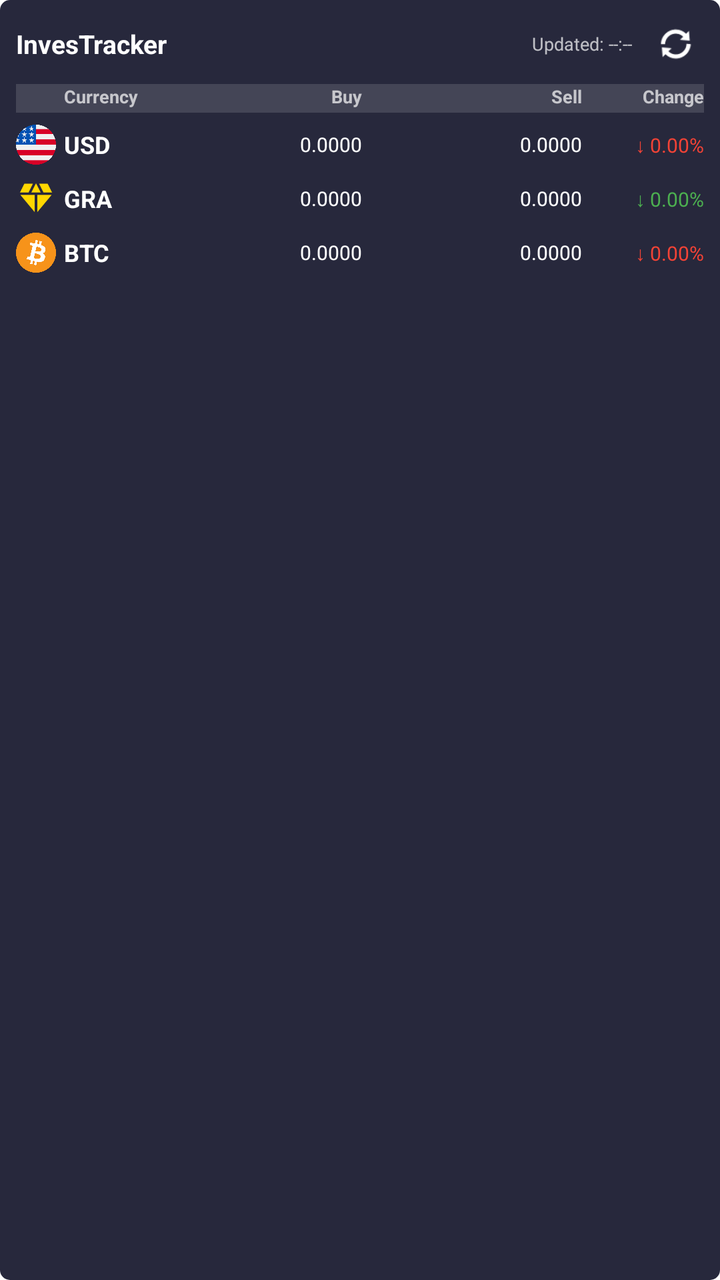
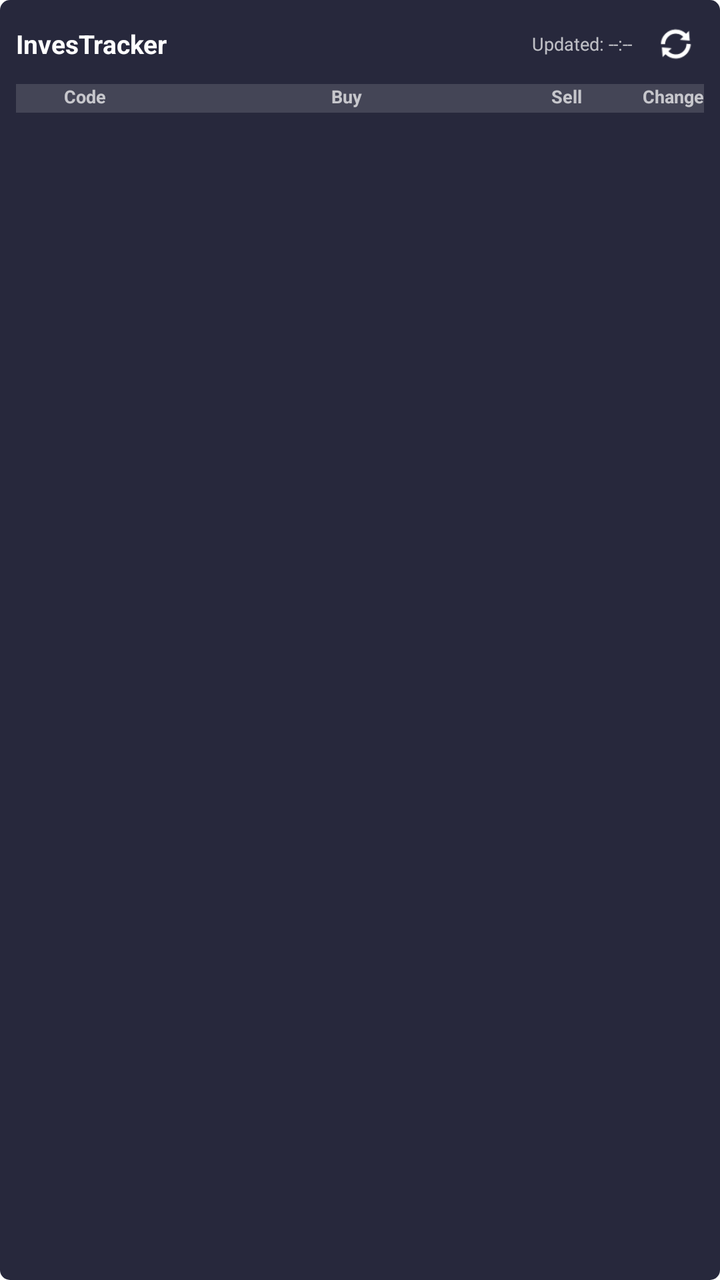

The first picture is an Android layout as it rendered before a commit; the second is the same layout after the commit. The layout source and the unified diff follow.
<!-- AndroidManifest.xml: fallback theme Theme.MaterialComponents.DayNight.NoActionBar -->
<!-- res/layout/home_widget.xml -->
<?xml version="1.0" encoding="utf-8"?>
<LinearLayout xmlns:android="http://schemas.android.com/apk/res/android"
    android:layout_width="match_parent"
    android:layout_height="match_parent"
    android:orientation="vertical"
    android:padding="8dp"
    android:background="@drawable/app_widget_background">

    
    <LinearLayout
        android:layout_width="match_parent"
        android:layout_height="wrap_content"
        android:orientation="horizontal"
        android:layout_marginBottom="6dp"
        android:gravity="center_vertical">

        <TextView
            android:id="@+id/widget_title"
            android:layout_width="0dp"
            android:layout_height="wrap_content"
            android:layout_weight="1"
            android:text="InvesTracker"
            android:textSize="13sp"
            android:textStyle="bold"
            android:textColor="#FFFFFF" />

        <TextView
            android:id="@+id/widget_update_time"
            android:layout_width="wrap_content"
            android:layout_height="wrap_content"
            android:text="Updated: --:--"
            android:textSize="9sp"
            android:textColor="#B3FFFFFF"
            android:layout_marginEnd="8dp" />

        
        <ImageButton
            android:id="@+id/refresh_button"
            android:layout_width="28dp"
            android:layout_height="28dp"
            android:src="@android:drawable/ic_popup_sync"
            android:background="?android:attr/selectableItemBackgroundBorderless"
            android:contentDescription="Refresh"
            android:scaleType="fitCenter"
            android:padding="4dp"
            android:tint="#FFFFFF" />
    </LinearLayout>

    
    <LinearLayout
        android:id="@+id/column_headers"
        android:layout_width="match_parent"
        android:layout_height="wrap_content"
        android:orientation="horizontal"
        android:layout_marginBottom="4dp"
        android:paddingBottom="2dp"
        android:background="#22FFFFFF">

        <TextView
            android:layout_width="24dp"
            android:layout_height="wrap_content"
            android:text=""
            android:textSize="8sp" />

        <TextView
            android:layout_width="45dp"
            android:layout_height="wrap_content"
            android:text="Currency"
            android:textSize="9sp"
            android:textColor="#B3FFFFFF"
            android:textStyle="bold" />

        <TextView
            android:layout_width="0dp"
            android:layout_weight="1"
            android:layout_height="wrap_content"
            android:text="Buy"
            android:textSize="9sp"
            android:textColor="#B3FFFFFF"
            android:textStyle="bold"
            android:gravity="end" />

        <TextView
            android:layout_width="0dp"
            android:layout_weight="1"
            android:layout_height="wrap_content"
            android:text="Sell"
            android:textSize="9sp"
            android:textColor="#B3FFFFFF"
            android:textStyle="bold"
            android:gravity="end"
            android:layout_marginStart="6dp" />

        <TextView
            android:layout_width="55dp"
            android:layout_height="wrap_content"
            android:text="Change"
            android:textSize="9sp"
            android:textColor="#B3FFFFFF"
            android:textStyle="bold"
            android:gravity="end"
            android:layout_marginStart="6dp" />
    </LinearLayout>

    
    <LinearLayout
        android:id="@+id/currency_container"
        android:layout_width="match_parent"
        android:layout_height="wrap_content"
        android:orientation="vertical" >

        
        <LinearLayout
            android:id="@+id/item_2_container"
            android:layout_width="match_parent"
            android:layout_height="wrap_content"
            android:orientation="horizontal"
            android:layout_marginBottom="3dp"
            android:paddingVertical="2dp"
            android:gravity="center_vertical">

            <ImageView
                android:id="@+id/item_2_icon"
                android:src="@drawable/flag_usd"
                android:layout_width="20dp"
                android:layout_height="20dp"
                android:scaleType="fitCenter"
                android:layout_marginEnd="4dp"
                android:contentDescription="Icon" />

            <TextView
                android:id="@+id/item_2_code"
                android:layout_width="45dp"
                android:layout_height="wrap_content"
                android:text="USD"
                android:textSize="12sp"
                android:textColor="#FFFFFF"
                android:textStyle="bold" />

            <TextView
                android:id="@+id/item_2_buying"
                android:layout_width="0dp"
                android:layout_weight="1"
                android:layout_height="wrap_content"
                android:text="0.0000"
                android:textSize="10sp"
                android:textColor="#FFFFFF"
                android:gravity="end" />

            <TextView
                android:id="@+id/item_2_selling"
                android:layout_width="0dp"
                android:layout_weight="1"
                android:layout_height="wrap_content"
                android:text="0.0000"
                android:textSize="10sp"
                android:textColor="#FFFFFF"
                android:gravity="end"
                android:layout_marginStart="6dp" />

            <TextView
                android:id="@+id/item_2_change"
                android:layout_width="55dp"
                android:layout_height="wrap_content"
                android:text="↓ 0.00%"
                android:textSize="10sp"
                android:textColor="#F44336"
                android:gravity="end"
                android:layout_marginStart="6dp" />
        </LinearLayout>
    </LinearLayout>


        
    <TextView
        android:id="@+id/divider_1"
        android:layout_width="match_parent"
        android:layout_height="1dp"
        android:background="#33FFFFFF"
        android:layout_marginTop="2dp"
        android:layout_marginBottom="8dp"
        android:visibility="gone" />

    
    <LinearLayout
        android:id="@+id/gold_container"
        android:layout_width="match_parent"
        android:layout_height="wrap_content"
        android:orientation="vertical">

        
        <LinearLayout
            android:layout_width="match_parent"
            android:layout_height="wrap_content"
            android:orientation="horizontal"
            android:layout_marginBottom="3dp"
            android:paddingVertical="2dp"
            android:gravity="center_vertical">

            <ImageView
                android:id="@+id/item_1_icon"
                android:src="@drawable/gold"
                android:layout_width="20dp"
                android:layout_height="20dp"
                android:scaleType="fitCenter"
                android:layout_marginEnd="4dp"
                android:contentDescription="Icon" />

            <TextView
                android:id="@+id/item_1_code"
                android:layout_width="45dp"
                android:layout_height="wrap_content"
                android:text="GRA"
                android:textSize="12sp"
                android:textColor="#FFFFFF"
                android:textStyle="bold" />

            <TextView
                android:id="@+id/item_1_buying"
                android:layout_width="0dp"
                android:layout_weight="1"
                android:layout_height="wrap_content"
                android:text="0.0000"
                android:textSize="10sp"
                android:textColor="#FFFFFF"
                android:gravity="end" />

            <TextView
                android:id="@+id/item_1_selling"
                android:layout_width="0dp"
                android:layout_weight="1"
                android:layout_height="wrap_content"
                android:text="0.0000"
                android:textSize="10sp"
                android:textColor="#FFFFFF"
                android:gravity="end"
                android:layout_marginStart="6dp" />

            <TextView
                android:id="@+id/item_1_change"
                android:layout_width="55dp"
                android:layout_height="wrap_content"
                android:text="↓ 0.00%"
                android:textSize="10sp"
                android:textColor="#4CAF50"
                android:gravity="end"
                android:layout_marginStart="6dp" />
        </LinearLayout>
    </LinearLayout>

    
    <TextView
        android:id="@+id/divider_2"
        android:layout_width="match_parent"
        android:layout_height="1dp"
        android:background="#33FFFFFF"
        android:layout_marginTop="2dp"
        android:layout_marginBottom="8dp"
        android:visibility="gone" />

    
    <LinearLayout
        android:id="@+id/crypto_container"
        android:layout_width="match_parent"
        android:layout_height="wrap_content"
        android:orientation="vertical">
        
        <LinearLayout
            android:layout_width="match_parent"
            android:layout_height="wrap_content"
            android:orientation="horizontal"
            android:layout_marginBottom="3dp"
            android:paddingVertical="2dp"
            android:gravity="center_vertical">

            <ImageView
                android:id="@+id/item_3_icon"
                android:src="@drawable/crypto_btc"
                android:layout_width="20dp"
                android:layout_height="20dp"
                android:scaleType="fitCenter"
                android:layout_marginEnd="4dp"
                android:contentDescription="Icon" />

            <TextView
                android:id="@+id/item_3_code"
                android:layout_width="45dp"
                android:layout_height="wrap_content"
                android:text="BTC"
                android:textSize="12sp"
                android:textColor="#FFFFFF"
                android:textStyle="bold" />

            <TextView
                android:id="@+id/item_3_buying"
                android:layout_width="0dp"
                android:layout_weight="1"
                android:layout_height="wrap_content"
                android:text="0.0000"
                android:textSize="10sp"
                android:textColor="#FFFFFF"
                android:gravity="end" />

            <TextView
                android:id="@+id/item_3_selling"
                android:layout_width="0dp"
                android:layout_weight="1"
                android:layout_height="wrap_content"
                android:text="0.0000"
                android:textSize="10sp"
                android:textColor="#FFFFFF"
                android:gravity="end"
                android:layout_marginStart="6dp" />

            <TextView
                android:id="@+id/item_3_change"
                android:layout_width="55dp"
                android:layout_height="wrap_content"
                android:text="↓ 0.00%"
                android:textSize="10sp"
                android:textColor="#F44336"
                android:gravity="end"
                android:layout_marginStart="6dp" />
        </LinearLayout>
    </LinearLayout>

</LinearLayout>
<!-- resources referenced by this layout -->
<resources>
  <!-- drawable app_widget_background (drawable-v21) -->
  <?xml version="1.0" encoding="utf-8"?>
  <shape xmlns:android="http://schemas.android.com/apk/res/android"
      android:shape="rectangle">
      <solid
          android:color="#27283C" />
      <corners android:radius="5dp" />
  </shape>
  <!-- drawable crypto_btc: png bitmap (drawable, 42715 bytes) -->
  <!-- drawable flag_usd: png bitmap (drawable, 40373 bytes) -->
  <!-- drawable gold: png bitmap (drawable, 41179 bytes) -->
</resources>

<!-- the commit's change to res/layout/home_widget.xml (unified diff, before → after) -->
@@ -63,14 +63,16 @@
             android:textSize="8sp" />
 
         <TextView
+            android:id="@+id/header_code"
             android:layout_width="45dp"
             android:layout_height="wrap_content"
-            android:text="Currency"
+            android:text="Code"
             android:textSize="9sp"
             android:textColor="#B3FFFFFF"
             android:textStyle="bold" />
 
         <TextView
+            android:id="@+id/header_buy"
             android:layout_width="0dp"
             android:layout_weight="1"
             android:layout_height="wrap_content"
@@ -81,6 +83,7 @@
             android:gravity="end" />
 
         <TextView
+            android:id="@+id/header_sell"
             android:layout_width="0dp"
             android:layout_weight="1"
             android:layout_height="wrap_content"
@@ -92,6 +95,7 @@
             android:layout_marginStart="6dp" />
 
         <TextView
+            android:id="@+id/header_change"
             android:layout_width="55dp"
             android:layout_height="wrap_content"
             android:text="Change"
@@ -107,71 +111,9 @@
         android:id="@+id/currency_container"
         android:layout_width="match_parent"
         android:layout_height="wrap_content"
-        android:orientation="vertical" >
+        android:orientation="vertical" />
 
-        
-        <LinearLayout
-            android:id="@+id/item_2_container"
-            android:layout_width="match_parent"
-            android:layout_height="wrap_content"
-            android:orientation="horizontal"
-            android:layout_marginBottom="3dp"
-            android:paddingVertical="2dp"
-            android:gravity="center_vertical">
-
-            <ImageView
-                android:id="@+id/item_2_icon"
-                android:src="@drawable/flag_usd"
-                android:layout_width="20dp"
-                android:layout_height="20dp"
-                android:scaleType="fitCenter"
-                android:layout_marginEnd="4dp"
-                android:contentDescription="Icon" />
-
-            <TextView
-                android:id="@+id/item_2_code"
-                android:layout_width="45dp"
-                android:layout_height="wrap_content"
-                android:text="USD"
-                android:textSize="12sp"
-                android:textColor="#FFFFFF"
-                android:textStyle="bold" />
-
-            <TextView
-                android:id="@+id/item_2_buying"
-                android:layout_width="0dp"
-                android:layout_weight="1"
-                android:layout_height="wrap_content"
-                android:text="0.0000"
-                android:textSize="10sp"
-                android:textColor="#FFFFFF"
-                android:gravity="end" />
-
-            <TextView
-                android:id="@+id/item_2_selling"
-                android:layout_width="0dp"
-                android:layout_weight="1"
-                android:layout_height="wrap_content"
-                android:text="0.0000"
-                android:textSize="10sp"
-                android:textColor="#FFFFFF"
-                android:gravity="end"
-                android:layout_marginStart="6dp" />
-
-            <TextView
-                android:id="@+id/item_2_change"
-                android:layout_width="55dp"
-                android:layout_height="wrap_content"
-                android:text="↓ 0.00%"
-                android:textSize="10sp"
-                android:textColor="#F44336"
-                android:gravity="end"
-                android:layout_marginStart="6dp" />
-        </LinearLayout>
-    </LinearLayout>
-
-
-        
+    
     <TextView
         android:id="@+id/divider_1"
         android:layout_width="match_parent"
@@ -186,67 +128,7 @@
         android:id="@+id/gold_container"
         android:layout_width="match_parent"
         android:layout_height="wrap_content"
-        android:orientation="vertical">
-
-        
-        <LinearLayout
-            android:layout_width="match_parent"
-            android:layout_height="wrap_content"
-            android:orientation="horizontal"
-            android:layout_marginBottom="3dp"
-            android:paddingVertical="2dp"
-            android:gravity="center_vertical">
-
-            <ImageView
-                android:id="@+id/item_1_icon"
-                android:src="@drawable/gold"
-                android:layout_width="20dp"
-                android:layout_height="20dp"
-                android:scaleType="fitCenter"
-                android:layout_marginEnd="4dp"
-                android:contentDescription="Icon" />
-
-            <TextView
-                android:id="@+id/item_1_code"
-                android:layout_width="45dp"
-                android:layout_height="wrap_content"
-                android:text="GRA"
-                android:textSize="12sp"
-                android:textColor="#FFFFFF"
-                android:textStyle="bold" />
-
-            <TextView
-                android:id="@+id/item_1_buying"
-                android:layout_width="0dp"
-                android:layout_weight="1"
-                android:layout_height="wrap_content"
-                android:text="0.0000"
-                android:textSize="10sp"
-                android:textColor="#FFFFFF"
-                android:gravity="end" />
-
-            <TextView
-                android:id="@+id/item_1_selling"
-                android:layout_width="0dp"
-                android:layout_weight="1"
-                android:layout_height="wrap_content"
-                android:text="0.0000"
-                android:textSize="10sp"
-                android:textColor="#FFFFFF"
-                android:gravity="end"
-                android:layout_marginStart="6dp" />
-
-            <TextView
-                android:id="@+id/item_1_change"
-                android:layout_width="55dp"
-                android:layout_height="wrap_content"
-                android:text="↓ 0.00%"
-                android:textSize="10sp"
-                android:textColor="#4CAF50"
-                android:gravity="end"
-                android:layout_marginStart="6dp" />
-        </LinearLayout>
-    </LinearLayout>
+        android:orientation="vertical" />
 
     
     <TextView
@@ -263,65 +145,6 @@
         android:id="@+id/crypto_container"
         android:layout_width="match_parent"
         android:layout_height="wrap_content"
-        android:orientation="vertical">
-        
-        <LinearLayout
-            android:layout_width="match_parent"
-            android:layout_height="wrap_content"
-            android:orientation="horizontal"
-            android:layout_marginBottom="3dp"
-            android:paddingVertical="2dp"
-            android:gravity="center_vertical">
-
-            <ImageView
-                android:id="@+id/item_3_icon"
-                android:src="@drawable/crypto_btc"
-                android:layout_width="20dp"
-                android:layout_height="20dp"
-                android:scaleType="fitCenter"
-                android:layout_marginEnd="4dp"
-                android:contentDescription="Icon" />
-
-            <TextView
-                android:id="@+id/item_3_code"
-                android:layout_width="45dp"
-                android:layout_height="wrap_content"
-                android:text="BTC"
-                android:textSize="12sp"
-                android:textColor="#FFFFFF"
-                android:textStyle="bold" />
-
-            <TextView
-                android:id="@+id/item_3_buying"
-                android:layout_width="0dp"
-                android:layout_weight="1"
-                android:layout_height="wrap_content"
-                android:text="0.0000"
-                android:textSize="10sp"
-                android:textColor="#FFFFFF"
-                android:gravity="end" />
-
-            <TextView
-                android:id="@+id/item_3_selling"
-                android:layout_width="0dp"
-                android:layout_weight="1"
-                android:layout_height="wrap_content"
-                android:text="0.0000"
-                android:textSize="10sp"
-                android:textColor="#FFFFFF"
-                android:gravity="end"
-                android:layout_marginStart="6dp" />
-
-            <TextView
-                android:id="@+id/item_3_change"
-                android:layout_width="55dp"
-                android:layout_height="wrap_content"
-                android:text="↓ 0.00%"
-                android:textSize="10sp"
-                android:textColor="#F44336"
-                android:gravity="end"
-                android:layout_marginStart="6dp" />
-        </LinearLayout>
-    </LinearLayout>
+        android:orientation="vertical" />
 
 </LinearLayout>
<!-- resource entries referenced after the edit -->
@@ -8,8 +8,5 @@
           android:color="#27283C" />
       <corners android:radius="5dp" />
   </shape>
-  <!-- drawable crypto_btc: png bitmap (drawable, 42715 bytes) -->
-  <!-- drawable flag_usd: png bitmap (drawable, 40373 bytes) -->
-  <!-- drawable gold: png bitmap (drawable, 41179 bytes) -->
 </resources>
 
